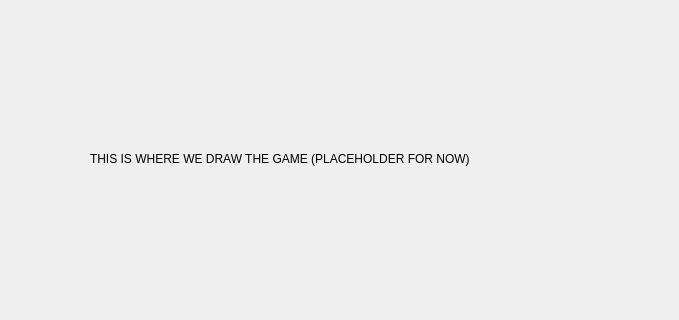
First picture: the form in view.ui, repository samirsarin04/DinoDomes, before the edit; both pictures show x 0 to 679 and y 81 to 401 of the 800 by 600 pixel window.
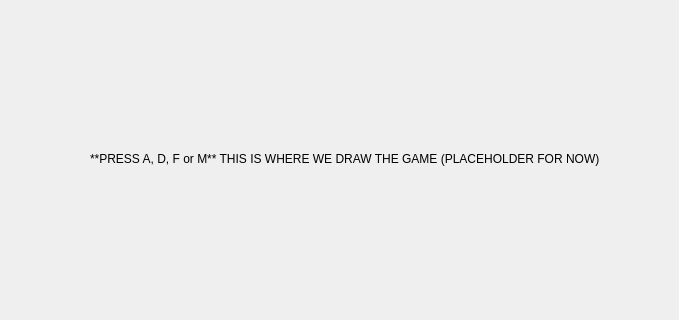
Second picture: the form after the edit.

Commit message: minor change to UI for information purposes

```diff
--- a/view.ui
+++ b/view.ui
@@ -24,7 +24,7 @@
      </rect>
     </property>
     <property name="text">
-     <string>THIS IS WHERE WE DRAW THE GAME (PLACEHOLDER FOR NOW)</string>
+     <string>**PRESS A, D, F or M** THIS IS WHERE WE DRAW THE GAME (PLACEHOLDER FOR NOW) </string>
     </property>
    </widget>
   </widget>
```
